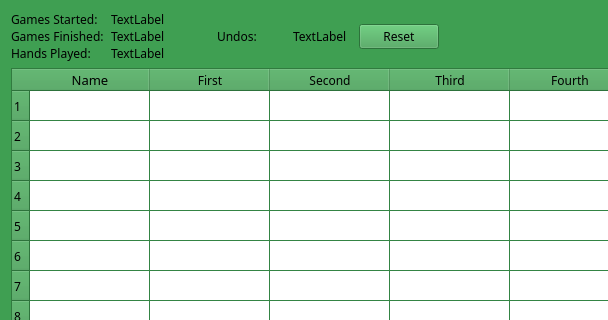
Before: the Qt Designer form statistics.ui in Rescator7/Hearts2, drawn with Qt 5; both pictures show x 0 to 608 and y 0 to 320 of the 870 by 600 pixel window.
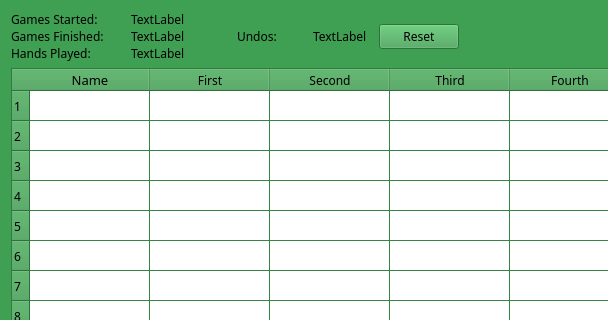
After: the same form once the commit is applied.

Diff of the .ui file:
```diff
--- a/statistics.ui
+++ b/statistics.ui
@@ -1256,7 +1256,7 @@
         <widget class="QLabel" name="label">
          <property name="minimumSize">
           <size>
-           <width>100</width>
+           <width>120</width>
            <height>0</height>
           </size>
          </property>
@@ -1295,7 +1295,7 @@
         <widget class="QLabel" name="label_2">
          <property name="minimumSize">
           <size>
-           <width>100</width>
+           <width>120</width>
            <height>0</height>
           </size>
          </property>
@@ -1337,7 +1337,7 @@
         <widget class="QLabel" name="label_3">
          <property name="minimumSize">
           <size>
-           <width>100</width>
+           <width>120</width>
            <height>0</height>
           </size>
          </property>
```
